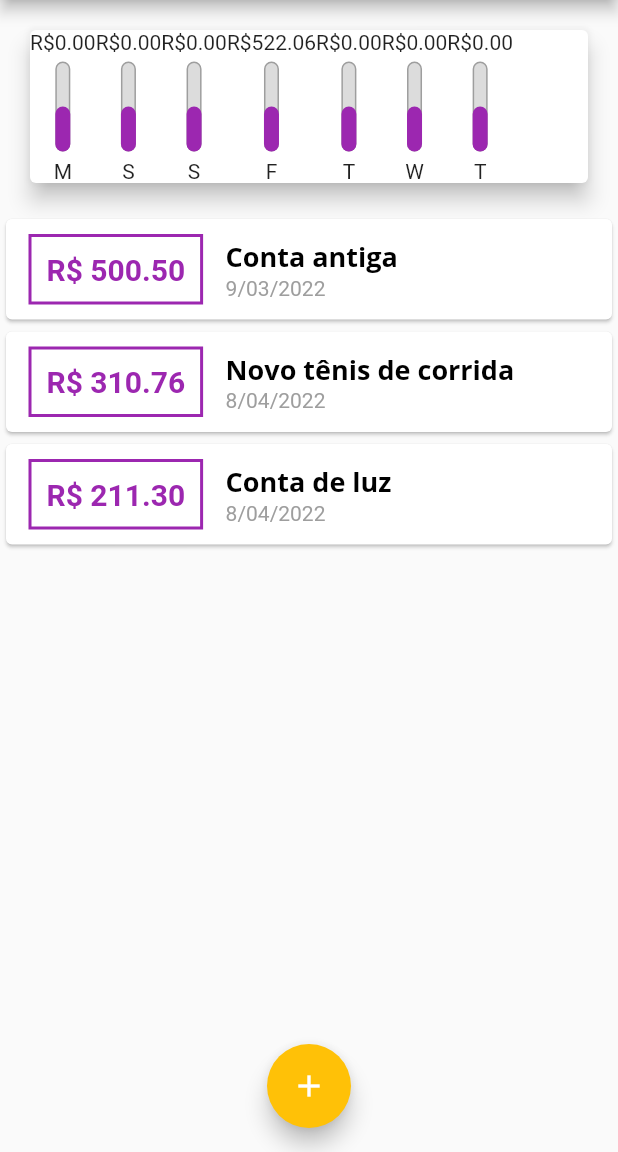
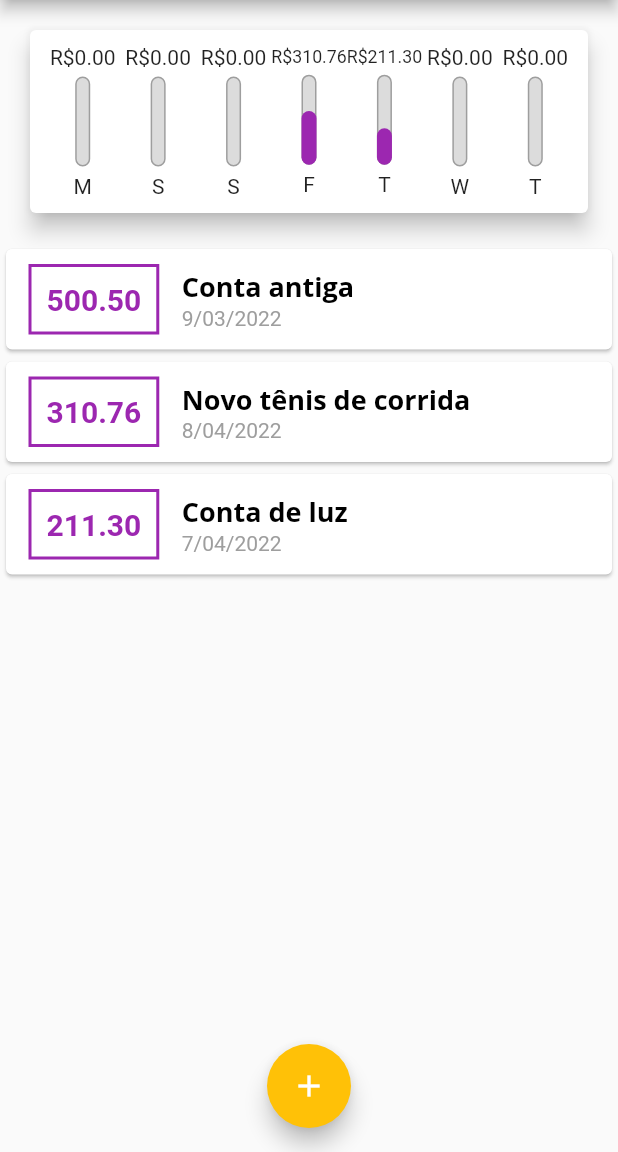
Before and after one commit to Penfore/project_expenses, a Flutter app: the screen it shows after launch, on a phone screen of 412 x 824 dp, the part 84-1236 px from its top. Run offline on Flutter 3.47's test engine with Material 2 defaults, Android fonts, the phone set to English and light mode, and no system bars.

Commit message:
Chart correction 	- Added the algorithym to drawn the correct percentage of each day on the Chart. 	- Fixed dimensioning of the Chart's texto.

```diff
--- a/lib/components/chart.dart
+++ b/lib/components/chart.dart
@@ -34,21 +34,32 @@ class Chart extends StatelessWidget {
     });
   }
 
+  double get _weekTotalValue {
+    return groupedTransactions.fold(0.0, (sum, transaction) {
+      return sum + (transaction['value'] as double);
+    });
+  }
+
   @override
   Widget build(BuildContext context) {
-    groupedTransactions;
-
     return Card(
       elevation: 6,
       margin: const EdgeInsets.all(20),
+      child: Padding(
+        padding: const EdgeInsets.all(10.0),
         child: Row(
+          mainAxisAlignment: MainAxisAlignment.spaceAround,
           children: groupedTransactions.map((transaction) {
-          return ChartBar(
+            return Flexible(
+              fit: FlexFit.tight,
+              child: ChartBar(
                 label: transaction['day'].toString(),
                 value: transaction['value'] as double,
-            percentage: 0.5,
+                percentage: (transaction['value'] as double) / _weekTotalValue,
+              ),
             );
           }).toList(),
+        ),
       ),
     );
   }
--- a/lib/components/chart_bar.dart
+++ b/lib/components/chart_bar.dart
@@ -11,7 +11,10 @@ class ChartBar extends StatelessWidget {
   Widget build(BuildContext context) {
     return Column(
       children: [
-        Text('R\$${value!.toStringAsFixed(2)}'),
+        FittedBox(
+            child: Text(
+          'R\$${value!.toStringAsFixed(2)}',
+        )),
         const SizedBox(height: 5),
         SizedBox(
           height: 60,
--- a/lib/components/transaction_list.dart
+++ b/lib/components/transaction_list.dart
@@ -45,7 +45,7 @@ class TransactionList extends StatelessWidget {
                                   width: 2)),
                           padding: const EdgeInsets.all(10),
                           child: Text(
-                            "R\$ ${transaction.value.toStringAsFixed(2)}",
+                            transaction.value.toStringAsFixed(2),
                             style: TextStyle(
                                 fontWeight: FontWeight.bold,
                                 fontSize: 20,
--- a/lib/main.dart
+++ b/lib/main.dart
@@ -64,7 +64,7 @@
         id: 't2',
         title: 'Conta de luz',
         value: 211.30,
-        date: DateTime.now().subtract(const Duration(days: 3))),
+        date: DateTime.now().subtract(const Duration(days: 4))),
   ];
 
   List<Transaction> get _recentTransactions {
```
Lines whose indentation alone changed are shown as unchanged.
